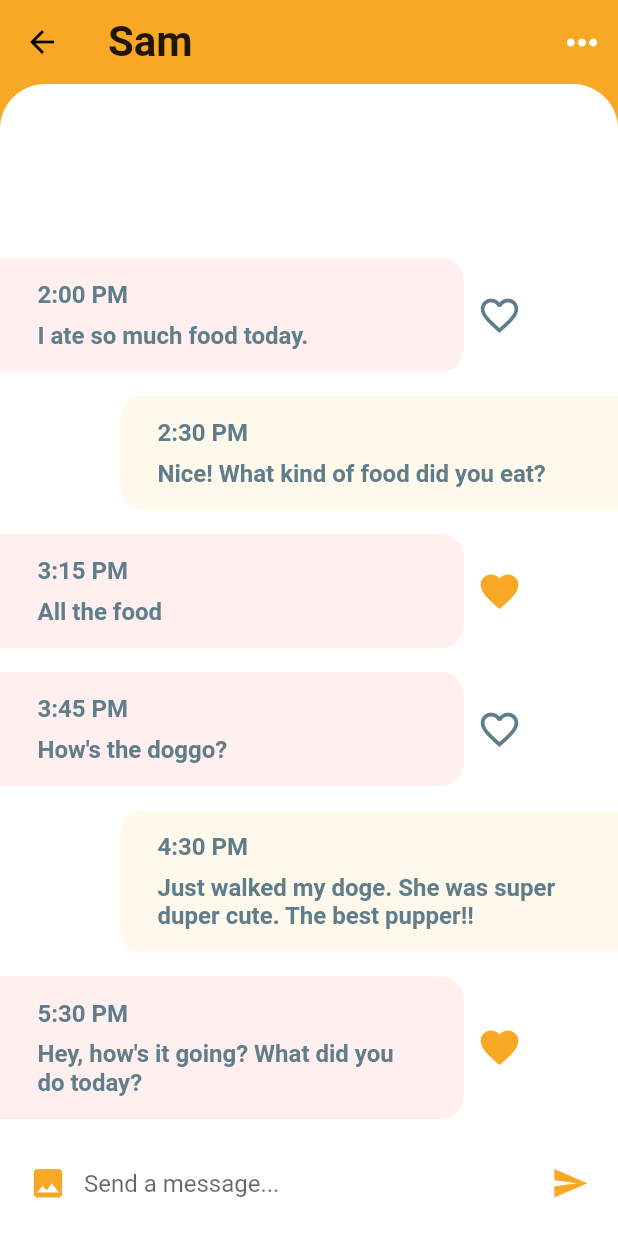
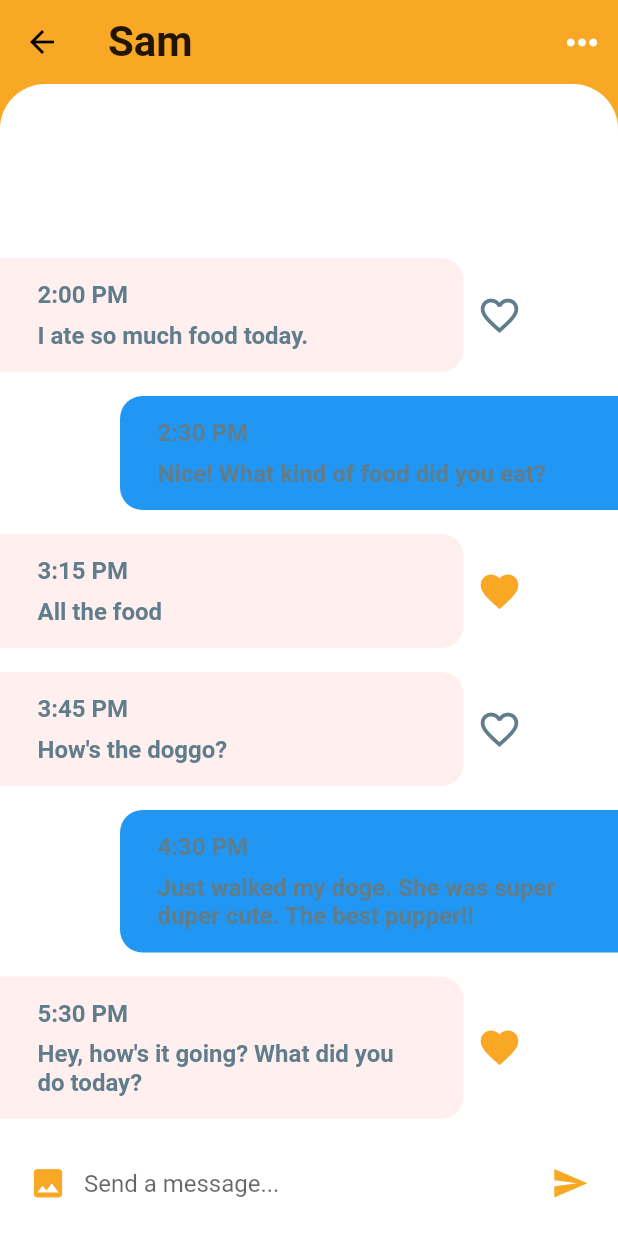
Before and after one commit to organicnz/foodshare, a Flutter app: the HomeScreen screen opened directly, after a tap on "Sam", on a phone screen of 412 x 824 dp. Run offline on Flutter 3.47's test engine with Material 2 defaults, Android fonts, the phone set to English and light mode, and no system bars; our stand-ins replace firebase_auth, firebase_core, flutter_signin_button, google_sign_in; accounts and stored records are empty.

Commit message:
Fixed deprications

```diff
--- a/lib/main.dart
+++ b/lib/main.dart
@@ -20,7 +20,7 @@ class MyApp extends StatelessWidget {
       debugShowCheckedModeBanner: false,
       theme: ThemeData(
         primaryColor: Colors.yellow.shade800,
-        accentColor: Color(0xFFFEF9EB),
+        cardColor: Theme.of(context).colorScheme.secondary,
       ),
       home: HomePage(),
       routes: <String, WidgetBuilder>{
--- a/lib/screens/chat_screen.dart
+++ b/lib/screens/chat_screen.dart
@@ -27,7 +27,8 @@ class _ChatScreenState extends State<ChatScreen> {
       padding: EdgeInsets.symmetric(horizontal: 25.0, vertical: 15.0),
       width: MediaQuery.of(context).size.width * 0.75,
       decoration: BoxDecoration(
-        color: isMe ? Theme.of(context).accentColor : Color(0xFFFFEFEE),
+        color:
+            isMe ? Theme.of(context).colorScheme.secondary : Color(0xFFFFEFEE),
         borderRadius: isMe
             ? BorderRadius.only(
                 topLeft: Radius.circular(15.0),
--- a/lib/screens/home_screen.dart
+++ b/lib/screens/home_screen.dart
@@ -43,7 +43,7 @@ class _HomeScreenState extends State<HomeScreen> {
           Expanded(
             child: Container(
               decoration: BoxDecoration(
-                color: Theme.of(context).accentColor,
+                color: Theme.of(context).colorScheme.secondary,
                 borderRadius: BorderRadius.only(
                   topLeft: Radius.circular(30.0),
                   topRight: Radius.circular(30.0),
--- a/lib/screens/signup.dart
+++ b/lib/screens/signup.dart
@@ -35,6 +35,7 @@ class _SignUpState extends State<SignUp> {
       try {
         UserCredential user = await _auth.createUserWithEmailAndPassword(
             email: _email, password: _password);
+        // ignore: unnecessary_null_comparison
         if (user != null) {
           // UserUpdateInfo updateuser = UserUpdateInfo();
           // updateuser.displayName = _name;
--- a/pubspec.yaml
+++ b/pubspec.yaml
@@ -43,7 +43,6 @@ dependencies:
 dev_dependencies:
   flutter_test:
     sdk: flutter
-  test: ^1.17.8
 
 
 # For information on the generic Dart part of this file, see the
```
Also changed, not shown: pubspec.lock, 42 other files.
